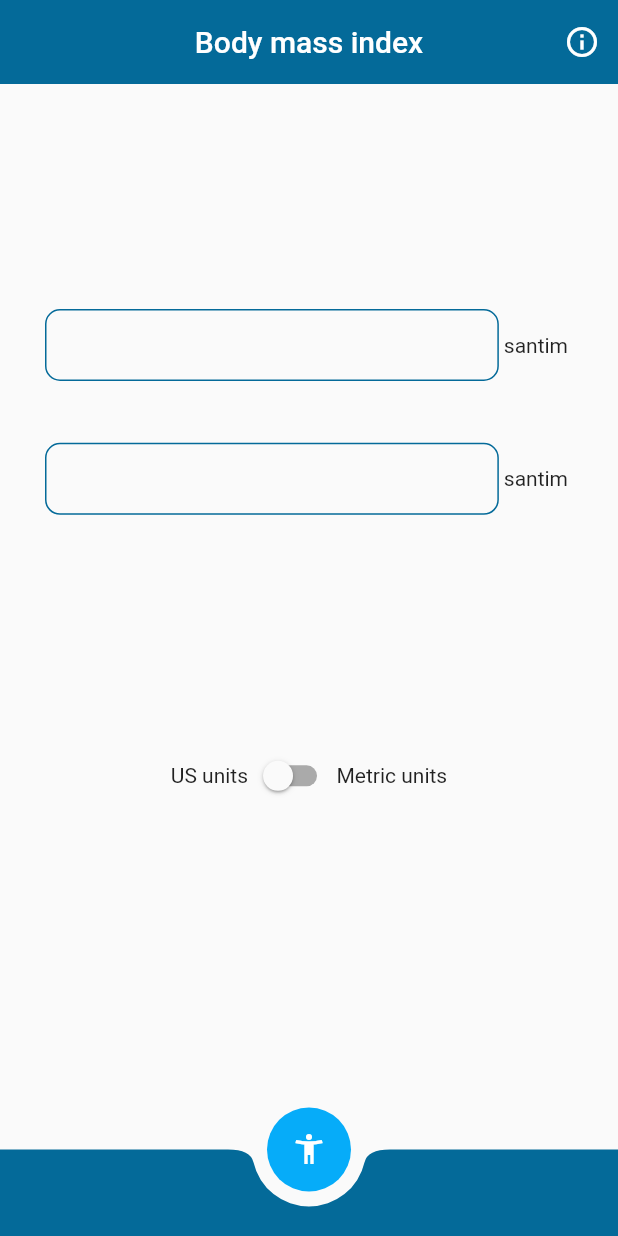
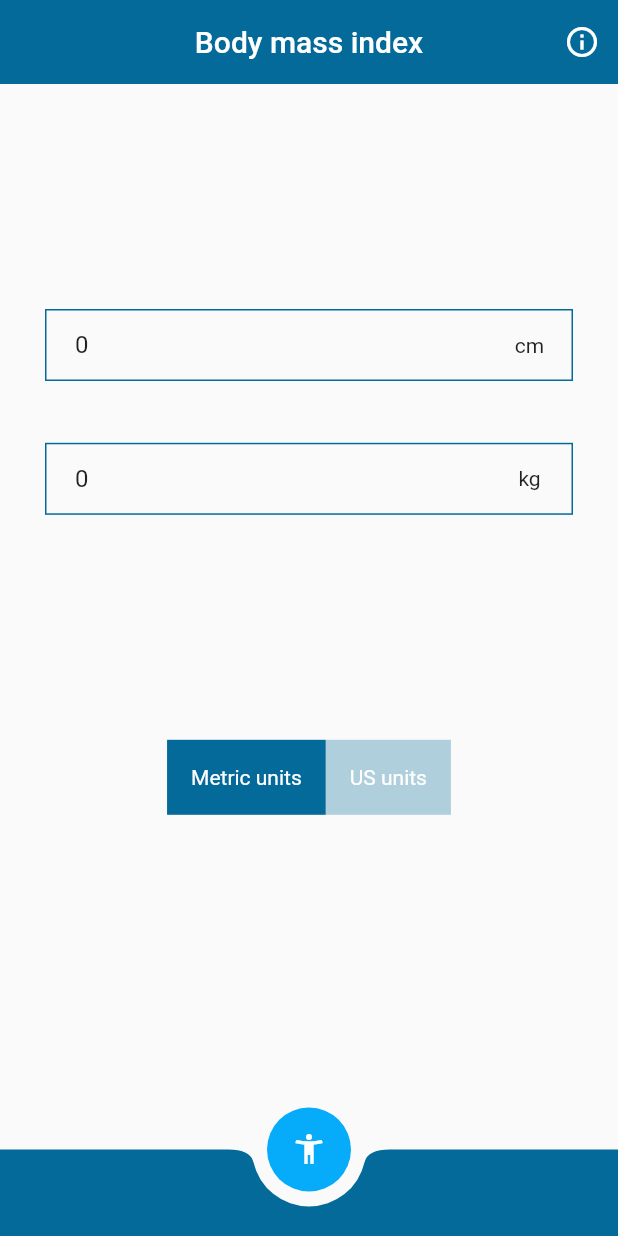
Before and after one commit to akifkadioglu/bmi-calculator, a Flutter app: the screen it shows after launch, on a phone screen of 412 x 824 dp. Run offline on Flutter 3.47's test engine with Material 2 defaults, Android fonts, the phone set to English and light mode, and no system bars; our stand-ins replace get.

Commit message:
info screen and I edited result page

```diff
--- /dev/null
+++ b/lib/core/base/state/base_state.dart
@@ -0,0 +1,11 @@
+import 'package:flutter/material.dart';
+
+abstract class BaseState<T extends StatefulWidget> extends State<T> {
+  ThemeData get themeData => Theme.of(context);
+  double dynamicHeight(double value) =>
+      MediaQuery.of(context).size.height * value;
+
+  double dynamicWidth(double value) =>
+      MediaQuery.of(context).size.width * value;
+
+}
--- a/lib/core/constant/UI/border_constants.dart
+++ b/lib/core/constant/UI/border_constants.dart
@@ -3,8 +3,10 @@ import 'package:flutter/material.dart';
 
 class BorderConstant {
   static OutlineInputBorder textBorder = OutlineInputBorder(
-    borderRadius: BorderRadius.circular(10),
+    borderRadius: BorderRadius.zero,
+
     borderSide: BorderSide(
+      style: BorderStyle.solid,
       color: theme.primaryColor,
       width: 1.0,
     ),
--- a/lib/core/constant/UI/padding.dart
+++ b/lib/core/constant/UI/padding.dart
@@ -1,9 +1,10 @@
-import 'package:flutter/cupertino.dart';
+import 'package:flutter/material.dart';
 
 class Paddings {
   static EdgeInsets boxPadding = const EdgeInsets.all(20);
   static double boxWidth = 0.3;
   static double boxHeight = 0.15;
-  static EdgeInsets textFormField = const EdgeInsets.symmetric(horizontal: 30,vertical: 150);
+  static EdgeInsets textFormField = const EdgeInsets.symmetric(horizontal: 30, vertical: 150);
   static EdgeInsets contentPaddingForTextField = const EdgeInsets.only(left: 20);
+  static EdgeInsetsDirectional unitBox = const EdgeInsetsDirectional.only(end : 10);
 }
--- /dev/null
+++ b/lib/core/constant/UI/text_field_decoration.dart
@@ -0,0 +1,30 @@
+import 'package:bmi_calculator/core/constant/UI/border_constants.dart';
+import 'package:bmi_calculator/core/constant/UI/padding.dart';
+import 'package:bmi_calculator/view/view-controller/app_view_controller.dart';
+import 'package:flutter/material.dart';
+import 'package:get/get.dart';
+
+class TextFieldDecoration {
+  AppViewConroller controller = Get.put(AppViewConroller());
+
+  InputDecoration decoration(String label) {
+    return InputDecoration(
+      enabled: !controller.isResultOpen.value,
+      suffixIcon: Padding(
+        padding: Paddings.unitBox,
+        child: Column(
+          mainAxisSize: MainAxisSize.min,
+          mainAxisAlignment: MainAxisAlignment.center,
+          children: [
+            Text(label),
+          ],
+        ),
+      ),
+      hintText: '0',
+      contentPadding: Paddings.contentPaddingForTextField,
+      focusedBorder: BorderConstant.textBorder,
+      enabledBorder: BorderConstant.textBorder,
+      disabledBorder: BorderConstant.textBorder,
+    );
+  }
+}
--- a/lib/core/constant/language/lang.dart
+++ b/lib/core/constant/language/lang.dart
@@ -4,4 +4,8 @@ class LanguageConstant {
   static String FEMALE = 'female';
   static String US_UNITS = 'us_units';
   static String METRIC_UNITS = 'metric_units';
+  static String INCHES = 'inches';
+  static String CM = 'cm';
+  static String WEIGHT = 'cm';
+  static String POUND = 'pound';
 }
--- a/lib/core/constant/route/route_names.dart
+++ b/lib/core/constant/route/route_names.dart
@@ -1,4 +1,4 @@
 class RouteNames {
   static String PARAMETER_PAGE = '/';
-  static String RESULT_PAGE = '/result';
+  static String INFO_PAGE = '/info';
 }
--- a/lib/core/init/route/routes.dart
+++ b/lib/core/init/route/routes.dart
@@ -1,7 +1,7 @@
 import 'package:bmi_calculator/core/constant/route/route_names.dart';
 import 'package:bmi_calculator/core/constant/transition/transition_constant.dart';
+import 'package:bmi_calculator/view/info/info_view.dart';
 import 'package:bmi_calculator/view/parameters/parameter_view.dart';
-import 'package:bmi_calculator/view/result/result_view.dart';
 import 'package:flutter/material.dart';
 import 'package:get/get.dart';
 
@@ -11,8 +11,8 @@ List<GetPage> routeList = [
     const ParameterPage(),
   ),
   buildRoutePage(
-    RouteNames.RESULT_PAGE,
-    const ResultPage(),
+    RouteNames.INFO_PAGE,
+    const InfoPage(),
   ),
 ];
 
@@ -20,7 +20,7 @@ GetPage<dynamic> buildRoutePage(String path, Widget page) {
   return GetPage(
     name: path,
     page: () => page,
-    curve: Curves.easeInSine,
+    curve: Curves.easeInQuart,
     transition: TransitionConstant.transitionForPage,
     transitionDuration: TransitionConstant.durationForPage,
   );
--- a/lib/main.dart
+++ b/lib/main.dart
@@ -1,4 +1,5 @@
 import 'dart:io';
+import 'package:bmi_calculator/core/constant/language/lang.dart';
 import 'package:bmi_calculator/core/constant/language/locale_lang.dart';
 import 'package:bmi_calculator/core/constant/route/route_names.dart';
 import 'package:bmi_calculator/core/constant/theme/theme.dart';
@@ -11,9 +12,14 @@ void main() {
   runApp(const MyApp());
 }
 
-class MyApp extends StatelessWidget {
+class MyApp extends StatefulWidget {
   const MyApp({Key? key}) : super(key: key);
 
+  @override
+  State<MyApp> createState() => _MyAppState();
+}
+
+class _MyAppState extends State<MyApp> {
   @override
   Widget build(BuildContext context) {
     return GetMaterialApp(
@@ -21,7 +27,7 @@ class MyApp extends StatelessWidget {
       debugShowCheckedModeBanner: false,
       locale: Locale(Platform.localeName),
       fallbackLocale: LocaleLanguage.ENGLISH,
-      title: 'bmi'.tr,
+      title: LanguageConstant.BMI.tr,
       initialRoute: RouteNames.PARAMETER_PAGE,
       theme: theme,
       getPages: routeList,
--- /dev/null
+++ b/lib/view/info/info_view.dart
@@ -0,0 +1,23 @@
+import 'package:bmi_calculator/core/base/state/base_state.dart';
+import 'package:flutter/material.dart';
+import 'package:flutter/src/foundation/key.dart';
+import 'package:flutter/src/widgets/framework.dart';
+
+class InfoPage extends StatefulWidget {
+  const InfoPage({Key? key}) : super(key: key);
+
+  @override
+  State<InfoPage> createState() => _InfoPageState();
+}
+
+class _InfoPageState extends BaseState<InfoPage> {
+  @override
+  Widget build(BuildContext context) {
+    return Scaffold(
+      appBar: AppBar(),
+      body: Center(
+        child: Text('sdlnlska'),
+      ),
+    );
+  }
+}
--- a/lib/view/parameters/parameter_view.dart
+++ b/lib/view/parameters/parameter_view.dart
@@ -1,8 +1,11 @@
-import 'package:bmi_calculator/core/constant/UI/border_constants.dart';
+import 'package:bmi_calculator/core/base/state/base_state.dart';
 import 'package:bmi_calculator/core/constant/UI/padding.dart';
+import 'package:bmi_calculator/core/constant/UI/text_field_decoration.dart';
 import 'package:bmi_calculator/core/constant/language/lang.dart';
 import 'package:bmi_calculator/core/constant/route/route_names.dart';
+import 'package:bmi_calculator/core/constant/theme/theme.dart';
 import 'package:bmi_calculator/core/init/route/route_manager.dart';
+import 'package:bmi_calculator/view/result/result_view.dart';
 import 'package:bmi_calculator/view/view-controller/app_view_controller.dart';
 import 'package:flutter/material.dart';
 import 'package:get/get.dart';
@@ -14,28 +17,13 @@ class ParameterPage extends StatefulWidget {
   State<ParameterPage> createState() => _ParameterPageState();
 }
 
-class _ParameterPageState extends State<ParameterPage> {
+class _ParameterPageState extends BaseState<ParameterPage> {
   AppViewConroller controller = Get.put(AppViewConroller());
-  double dynamicWidth(double value) {
-    return MediaQuery.of(context).size.width * value;
-  }
-
-  double dynamicHeight(double value) {
-    return MediaQuery.of(context).size.height * value;
-  }
 
   @override
   Widget build(BuildContext context) {
     return Scaffold(
-      appBar: AppBar(
-        title: Text(LanguageConstant.BMI.tr),
-        actions: [
-          IconButton(
-            onPressed: () {},
-            icon: const Icon(Icons.info_outline),
-          ),
-        ],
-      ),
+      appBar: buildAppBar(),
       body: SingleChildScrollView(
         child: Obx(
           () => Column(
@@ -45,82 +33,114 @@ class _ParameterPageState extends State<ParameterPage> {
                 child: Column(
                   mainAxisAlignment: MainAxisAlignment.spaceBetween,
                   children: [
-                    buildTextField(controller.height.value),
+                    buildHeight(controller.isMetricUnit.value ? 'cm'.tr : 'in'.tr),
                     SizedBox(
                       height: dynamicHeight(0.05),
                     ),
-                    buildTextField(controller.weight.value),
+                    buildWeight(controller.isMetricUnit.value ? 'kg'.tr : 'lbs'.tr),
                   ],
                 ),
               ),
-              Row(
-                mainAxisAlignment: MainAxisAlignment.center,
-                children: [
-                  Text(LanguageConstant.US_UNITS.tr),
-                  Switch(
-                      value: controller.isUsMetric.value,
-                      onChanged: (e) {
-                        controller.isUsMetric.value = e;
-                      }),
-                  Text(LanguageConstant.METRIC_UNITS.tr),
-                ],
-              )
+              buildSwitchUnit()
             ],
           ),
         ),
       ),
-      bottomNavigationBar: BottomAppBar(
-        color: Theme.of(context).primaryColor,
-        shape: const CircularNotchedRectangle(),
-        notchMargin: 10,
-        elevation: 0,
-        child: Row(
-          mainAxisSize: MainAxisSize.max,
-          mainAxisAlignment: MainAxisAlignment.spaceBetween,
-          children: [
-            SizedBox(
-              height: dynamicHeight(0.07),
-            )
+      bottomNavigationBar: const ResultPage(),
+      floatingActionButtonLocation: FloatingActionButtonLocation.centerDocked,
+      floatingActionButton: buildFloatActionButton(context),
+    );
+  }
+
+  AppBar buildAppBar() {
+    return AppBar(
+      title: Text(LanguageConstant.BMI.tr),
+      actions: [
+        IconButton(
+          onPressed: () {
+            RouteManager.normalRoute(RouteNames.INFO_PAGE);
+          },
+          icon: const Icon(Icons.info_outline),
+        ),
       ],
-        ),
-      ),
-      floatingActionButtonLocation: FloatingActionButtonLocation.centerDocked,
-      floatingActionButton: Visibility(
+    );
+  }
+
+  Visibility buildFloatActionButton(BuildContext context) {
+    return Visibility(
       visible: MediaQuery.of(context).viewInsets.bottom == 0.0,
       child: FloatingActionButton(
         elevation: 0,
         onPressed: () {
-            RouteManager.normalRoute(RouteNames.RESULT_PAGE);
+          controller.isResultOpen.value = !controller.isResultOpen.value;
+          controller.calculateBMI();
         },
         child: const Icon(
           Icons.accessibility_new_sharp,
           color: Colors.white,
         ),
       ),
+    );
+  }
+
+  Row buildSwitchUnit() {
+    return Row(
+      mainAxisAlignment: MainAxisAlignment.center,
+      children: [
+        buildUnitButton(LanguageConstant.METRIC_UNITS.tr, controller.isMetricUnit.isTrue, true),
+        buildUnitButton(LanguageConstant.US_UNITS.tr, controller.isMetricUnit.isFalse, false),
+      ],
+    );
+  }
+
+  SizedBox buildUnitButton(String label, bool isMetricUnit, bool type) {
+    return SizedBox(
+      height: 50,
+      child: ElevatedButton(
+        style: ElevatedButton.styleFrom(
+          primary: theme.primaryColor.withOpacity(isMetricUnit ? 1 : 0.3),
+          elevation: 0,
+          shadowColor: Colors.transparent,
+          shape: const RoundedRectangleBorder(
+            borderRadius: BorderRadius.zero,
+          ),
+        ),
+        onPressed: () {
+          controller.isMetricUnit.value = type;
+        },
+        child: Text(label),
       ),
     );
   }
 
-  Row buildTextField(double controllerValue) {
+  Row buildHeight(String label) {
     return Row(
+      mainAxisAlignment: MainAxisAlignment.end,
       children: [
         Expanded(
           child: TextFormField(
             onChanged: (value) {
-              controllerValue = double.parse(value.replaceAll(",", ""));
+              controller.height.value = double.tryParse(value.replaceAll(",", "")) ?? 0.0;
             },
-            decoration: InputDecoration(
-              contentPadding: Paddings.contentPaddingForTextField,
-              focusedBorder: BorderConstant.textBorder,
-              enabledBorder: BorderConstant.textBorder,
-            ),
+            decoration: TextFieldDecoration().decoration(label),
             keyboardType: TextInputType.number,
           ),
         ),
-        SizedBox(
-          width: dynamicWidth(0.12),
-          child: Center(
-            child: Text(controller.isUsMetric.value ? 'inç' : 'santim'),
+      ],
+    );
+  }
+
+  Row buildWeight(String label) {
+    return Row(
+      mainAxisAlignment: MainAxisAlignment.end,
+      children: [
+        Expanded(
+          child: TextFormField(
+            onChanged: (value) {
+              controller.weight.value = double.tryParse(value.replaceAll(",", "")) ?? 0.0;
+            },
+            decoration: TextFieldDecoration().decoration(label),
+            keyboardType: TextInputType.number,
           ),
         ),
       ],
--- a/lib/view/result/result_view.dart
+++ b/lib/view/result/result_view.dart
@@ -1,15 +1,66 @@
+import 'package:bmi_calculator/core/base/state/base_state.dart';
+import 'package:bmi_calculator/view/view-controller/app_view_controller.dart';
 import 'package:flutter/material.dart';
+import 'package:get/get.dart';
 
 class ResultPage extends StatefulWidget {
-  const ResultPage({Key? key}) : super(key: key);
+  const ResultPage({
+    Key? key,
+  }) : super(key: key);
 
   @override
   State<ResultPage> createState() => _ResultPageState();
 }
 
-class _ResultPageState extends State<ResultPage> {
+class _ResultPageState extends BaseState<ResultPage> {
+  AppViewConroller controller = Get.put(AppViewConroller());
+
   @override
   Widget build(BuildContext context) {
-    return Scaffold();
+    return Obx(
+      () => WillPopScope(
+        onWillPop: () async {
+          if (controller.isResultOpen.value) {
+            controller.isResultOpen.value = false;
+            controller.calculateBMI();
+            return false;
+          } else {
+            return true;
+          }
+        },
+        child: AnimatedContainer(
+          duration: const Duration(milliseconds: 1200),
+          height: dynamicHeight(controller.bottomAppBar.value),
+          curve: Curves.elasticInOut,
+          child: BottomAppBar(
+            color: Theme.of(context).primaryColor,
+            shape: const CircularNotchedRectangle(),
+            notchMargin: 10,
+            elevation: 0,
+            child: Row(
+              mainAxisSize: MainAxisSize.max,
+              mainAxisAlignment: MainAxisAlignment.center,
+              children: [
+                SingleChildScrollView(
+                  child: Column(
+                    children: [
+                      SizedBox(
+                        height: dynamicHeight(0.1),
+                      ),
+                      Text(
+                        controller.result.toString(),
+                        style: Theme.of(context).textTheme.headline3?.copyWith(
+                              color: Colors.white,
+                            ),
+                      ),
+                    ],
+                  ),
+                ),
+              ],
+            ),
+          ),
+        ),
+      ),
+    );
   }
 }
--- a/lib/view/view-controller/app_view_controller.dart
+++ b/lib/view/view-controller/app_view_controller.dart
@@ -2,6 +2,22 @@ import 'package:get/get.dart';
 
 class AppViewConroller extends GetxController {
   RxDouble height = 0.0.obs;
+  RxDouble bottomAppBar = 0.07.obs;
+  RxBool isResultOpen = false.obs;
   RxDouble weight = 0.0.obs;
-  RxBool isUsMetric = false.obs;
+  RxBool isMetricUnit = true.obs;
+  RxDouble result = 0.0.obs;
+
+  void calculateBMI() {
+    bottomAppBar.value = isResultOpen.value ? 0.5 : 0.07;
+    if (isMetricUnit.value) {
+      result.value = weight.value / ((height.value / 100) * (height.value / 100));
+    } else {
+      result.value = (weight.value / (height.value * height.value)) * 703;
+    }
+    if (result.isNaN) {
+      result.value = 0.0;
+    }
+    result.value = double.tryParse(result.value.toStringAsFixed(2)) ?? 0.0;
+  }
 }
--- a/pubspec.yaml
+++ b/pubspec.yaml
@@ -36,6 +36,7 @@ dependencies:
   cupertino_icons: ^1.0.2
   get: ^4.6.5
   dropdown_plus: ^0.0.9
+  drop_down_list: ^0.0.4
 
 dev_dependencies:
   flutter_test:
```
Also changed, not shown: pubspec.lock, 1 other file. Lines whose indentation alone changed are shown as unchanged.
